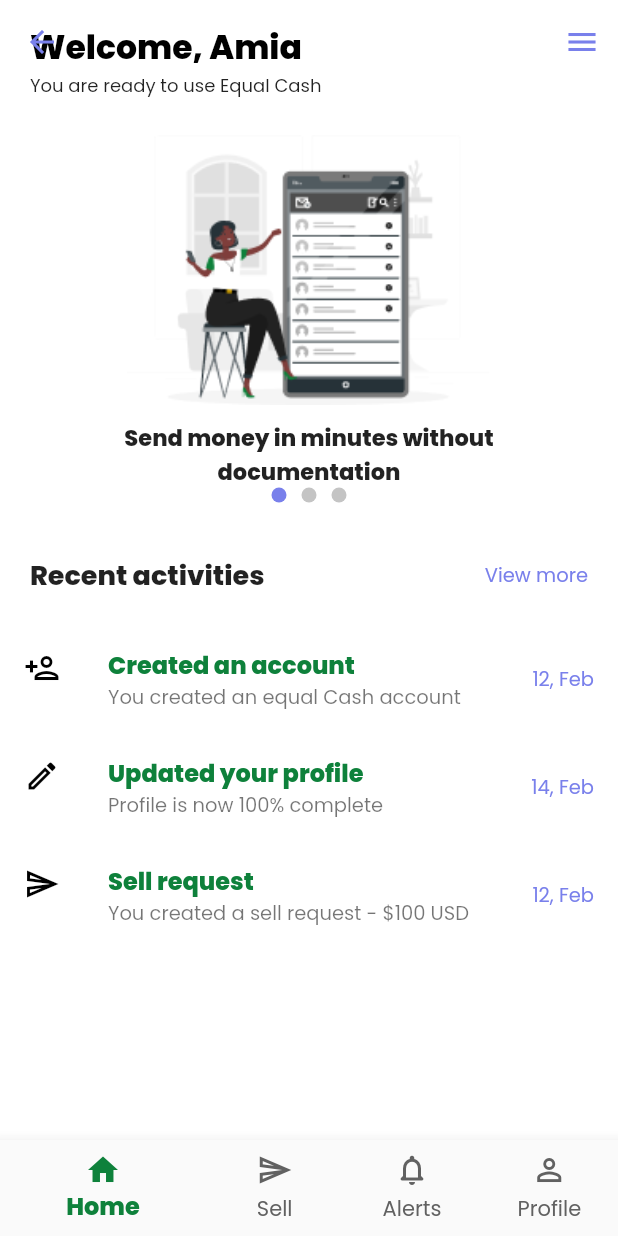
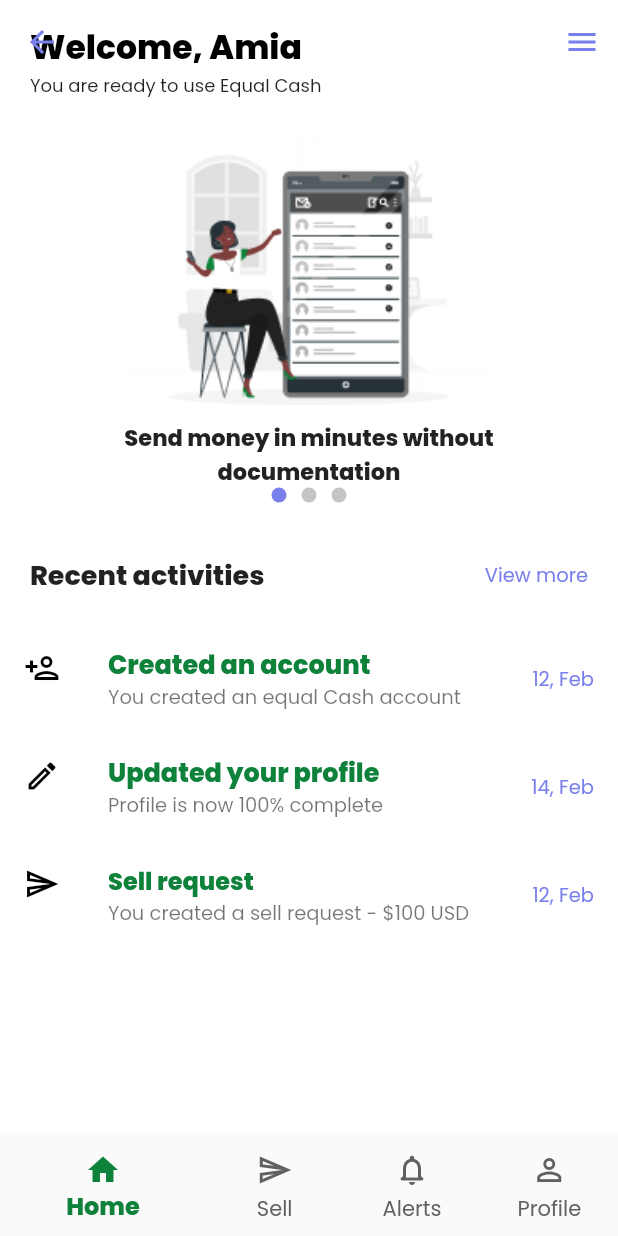
Before and after one commit to hrinternal/equal_cash_mobile_app_2021, a Flutter app: the HomeScreen screen opened by its route, on a phone screen of 412 x 824 dp. Run offline on Flutter 3.47's test engine with Material 2 defaults, Android fonts, the phone set to English and light mode, and no system bars; our stand-ins replace country_code_picker, pin_code_fields; missing offline and left inert: virtual_keyboard_multi_language.

Commit message:
Home Widget Created

```diff
--- a/lib/screens/home_screen.dart
+++ b/lib/screens/home_screen.dart
@@ -44,7 +44,7 @@
                       child: Text(
                         "You are ready to use Equal Cash",
                         style:
-                            TextStyle(fontSize: deviceHeight < 600 ? 11 : 12),
+                            TextStyle(fontSize: deviceHeight < 700 ? 11 : 12),
                       ))
                 ],
               ),
@@ -58,19 +58,19 @@
             children: [
               Container(
                 // color: Colors.grey,
-                height: deviceHeight >= 600 ? 230 : 180,
+                height: deviceHeight >= 700 ? 230 : 180,
                 child: PageView.builder(
                   itemBuilder: (_, index) {
                     return Column(
                       children: [
                         Container(
-                            height: deviceHeight < 600 ? 120 : 180,
+                            height: deviceHeight < 700 ? 120 : 180,
                             child: Image.asset(
                               pagers[index].image,
                               fit: BoxFit.cover,
                             )),
                         SizedBox(
-                          height: deviceHeight < 600 ? 6 : 10,
+                          height: deviceHeight < 700 ? 6 : 10,
                         ),
                         Container(
                           alignment: Alignment.center,
@@ -80,7 +80,7 @@
                             textAlign: TextAlign.center,
                             style: TextStyle(
                                 fontWeight: FontWeight.bold,
-                                fontSize: deviceHeight < 600 ? 12 : 15),
+                                fontSize: deviceHeight < 700 ? 13 : 15),
                           ),
                         )
                       ],
@@ -108,8 +108,8 @@
                   children: List.generate(pagers.length, (index) {
                     return Container(
                       margin: EdgeInsets.symmetric(horizontal: 5),
-                      height: deviceHeight < 600 ? 7 : 10,
-                      width: deviceHeight < 600 ? 7 : 10,
+                      height: deviceHeight < 700 ? 7 : 10,
+                      width: deviceHeight < 700 ? 7 : 10,
                       decoration: BoxDecoration(
                         borderRadius: BorderRadius.circular(
                           100,
@@ -123,7 +123,7 @@
                 ),
               ),
               SizedBox(
-                height: deviceHeight < 600 ? 25 : 35,
+                height: deviceHeight < 700 ? 35 : 35,
               ),
               //
               //ACTIVITIES
@@ -136,7 +136,7 @@
                       "Recent activities",
                       style: TextStyle(
                           fontWeight: FontWeight.bold,
-                          fontSize: deviceHeight < 600 ? 15 : 18),
+                          fontSize: deviceHeight < 700 ? 15 : 18),
                     ),
                     Spacer(),
                     InkWell(
@@ -145,26 +145,25 @@
                           "View more",
                           style: TextStyle(
                               color: Color.fromRGBO(121, 128, 235, 1),
-                              fontSize: deviceHeight < 600 ? 10 : 13),
+                              fontSize: deviceHeight < 700 ? 10 : 13),
                         )),
                   ],
                 ),
               ),
               SizedBox(
-                height: deviceHeight < 600 ? 0 : 20,
+                height: deviceHeight < 700 ? 7 : 20,
               ),
               //
               //ACTIVITIES
               //
               Container(
                 // color: Colors.amber,
-                child: SingleChildScrollView(
                 child: ConstrainedBox(
                   constraints: BoxConstraints(
-                        minHeight: deviceHeight < 600 ? 115 : 200,
-                        maxHeight: deviceHeight < 600
-                            ? deviceHeight * 0.29
-                            : deviceHeight * 0.3),
+                      minHeight: deviceHeight < 700 ? 130 : 200,
+                      maxHeight: deviceHeight < 700
+                          ? deviceHeight * 0.36
+                          : deviceHeight * 0.36),
                   child: ListView(
                     children: [
                       ListTile(
@@ -175,20 +174,20 @@
                         title: Text(
                           "Created an account",
                           style: TextStyle(
-                                fontSize: deviceHeight < 600 ? 13 : 16,
+                              fontSize: deviceHeight < 700 ? 15 : 17,
                               color: Color.fromRGBO(14, 129, 59, 1),
                               fontWeight: FontWeight.bold),
                         ),
                         subtitle: Text(
                           "You created an equal Cash account",
-                            style: TextStyle(
-                                fontSize: deviceHeight < 600 ? 11 : 13),
+                          style:
+                              TextStyle(fontSize: deviceHeight < 700 ? 11 : 13),
                         ),
                         trailing: Text(
                           "12, Feb",
                           style: TextStyle(
                             color: Color.fromRGBO(121, 128, 235, 1),
-                              fontSize: deviceHeight < 600 ? 11 : 13,
+                            fontSize: deviceHeight < 700 ? 11 : 13,
                           ),
                         ),
                       ),
@@ -200,14 +199,14 @@
                         title: Text(
                           "Updated your profile",
                           style: TextStyle(
-                                fontSize: deviceHeight < 600 ? 13 : 16,
+                              fontSize: deviceHeight < 700 ? 15 : 17,
                               color: Color.fromRGBO(14, 129, 59, 1),
                               fontWeight: FontWeight.bold),
                         ),
                         subtitle: Text(
                           "Profile is now 100% complete",
-                            style: TextStyle(
-                                fontSize: deviceHeight < 600 ? 11 : 13),
+                          style:
+                              TextStyle(fontSize: deviceHeight < 700 ? 11 : 13),
                         ),
                         trailing: Text(
                           "14, Feb",
@@ -217,7 +216,8 @@
                           ),
                         ),
                       ),
-                        ListTile(
+                      deviceHeight >= 600
+                          ? ListTile(
                               leading: Icon(
                                 Icons.send_outlined,
                                 color: Colors.black,
@@ -241,9 +241,9 @@
                                   fontSize: 13,
                                 ),
                               ),
-                        ),
+                            )
+                          : null,
                     ],
-                    ),
                   ),
                 ),
               )
```
Also changed, not shown: lib/widgets/home_widget.dart (added, +213 -0 lines). Lines whose indentation alone changed are shown as unchanged.
